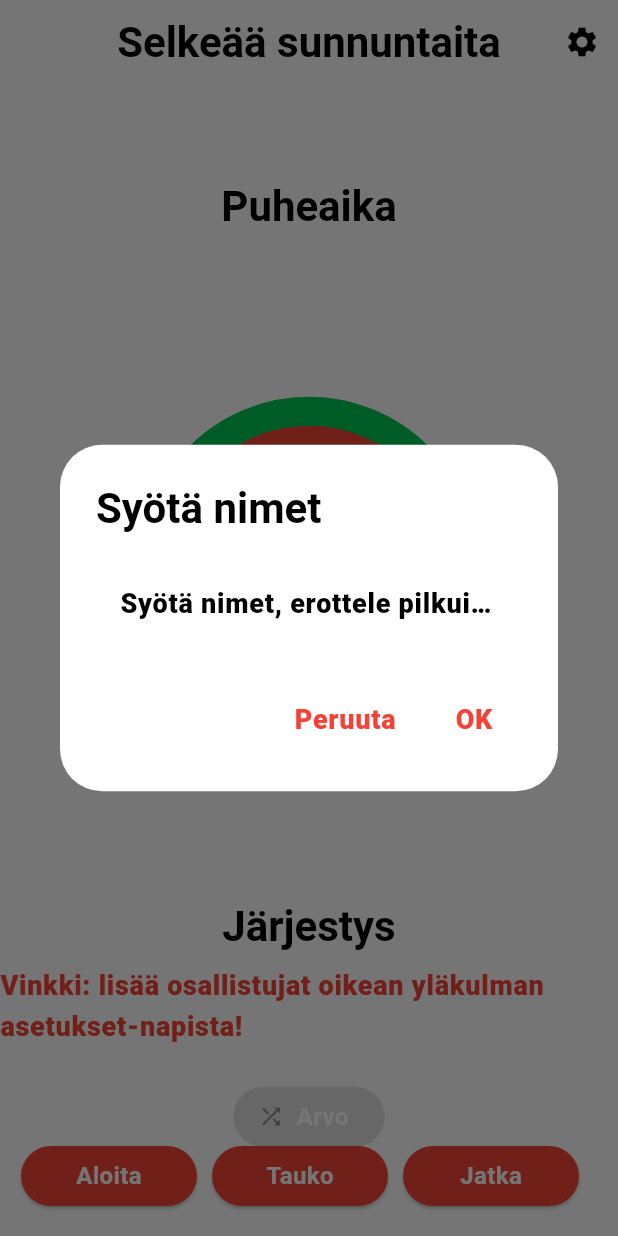
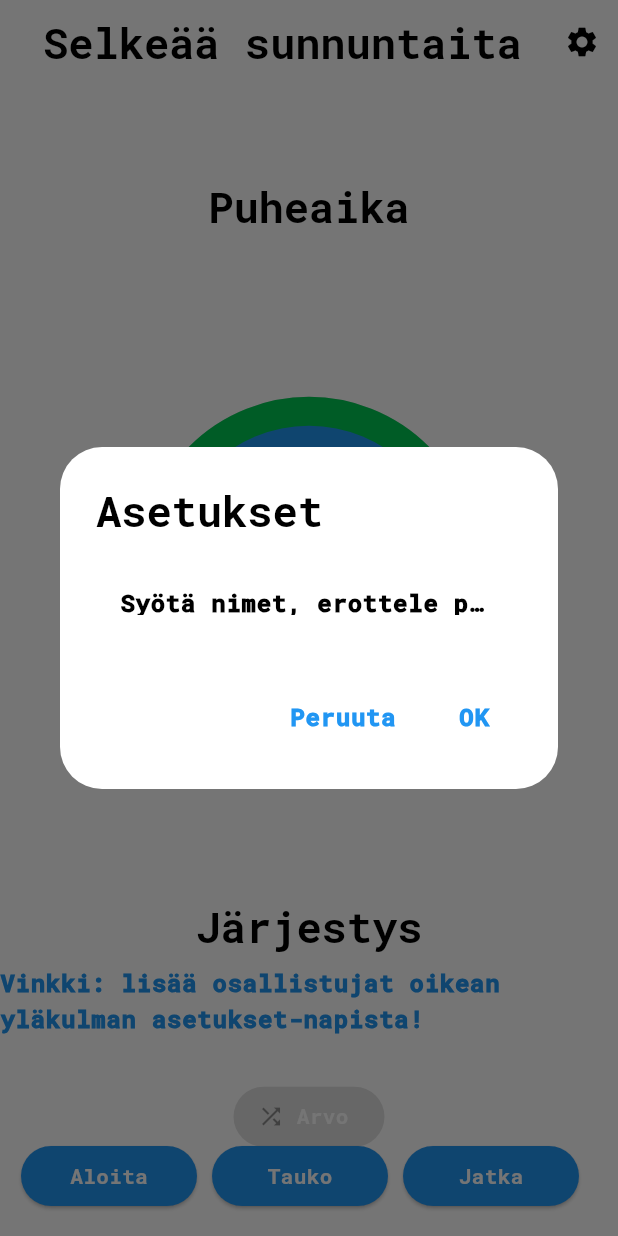
Before and after one commit to areee/flutter_participants_lottery, a Flutter app: the screen it shows after launch, after a tap on the "settings" icon, on a phone screen of 412 x 824 dp. Run offline on Flutter 3.47's test engine with Material 2 defaults, Android fonts, the light colour scheme and no system bars; drawn by our look-alikes of circular_countdown_timer; our stand-ins replace google_fonts, shared_preferences; missing offline and left inert: emoji_alert.

Commit message:
Add winter 23 theme (#46)
* Update FPL theme to 'Winter 2023'

* Fix name dialog size & hintText -> labelText

* Fix fpl theme font sizes

* Version number 1.6.0+1 -> 1.7.0+1

```diff
--- a/lib/fpl_themes.dart
+++ b/lib/fpl_themes.dart
@@ -2,36 +2,37 @@ import 'package:flutter/material.dart';
 import 'package:google_fonts/google_fonts.dart';
 
 ThemeData lightFplTheme(BuildContext context) {
-  return _lightChristmas2022Theme(context);
+  return _lightWinter2023Theme(context);
 }
 
 ThemeData darkFplTheme(BuildContext context) {
-  return _darkChristmas2022Theme(context);
+  return _darkWinter2023Theme(context);
 }
 
-/// Christmas 2022 theme for light mode.
-ThemeData _lightChristmas2022Theme(BuildContext context) {
+/// Winter 2023 theme for light mode.
+ThemeData _lightWinter2023Theme(BuildContext context) {
   return ThemeData(
     colorScheme: ColorScheme.fromSwatch(
-            primarySwatch: Colors.red, brightness: Brightness.light)
+            primarySwatch: Colors.blue, brightness: Brightness.light)
         .copyWith(secondary: Colors.greenAccent[700]),
-    textTheme: GoogleFonts.mountainsOfChristmasTextTheme(
+    textTheme: GoogleFonts.robotoMonoTextTheme(
       Theme.of(context).textTheme.copyWith(
             headline3: const TextStyle(
-              fontSize: 40.0,
+              fontSize: 38.0,
               fontWeight: FontWeight.bold,
               color: Colors.white,
             ),
             headline4: const TextStyle(
+              fontSize: 28.0,
               fontWeight: FontWeight.bold,
             ),
             bodyText1: const TextStyle(
-              fontSize: 18.0,
+              fontSize: 16.0,
               fontWeight: FontWeight.w900,
-              color: Colors.red,
+              color: Colors.blue,
             ),
             bodyText2: const TextStyle(
-              fontSize: 16.0,
+              fontSize: 14.0,
               fontWeight: FontWeight.bold,
               color: Colors.white,
             ),
@@ -41,31 +42,32 @@ ThemeData _lightChristmas2022Theme(BuildContext context) {
   );
 }
 
-/// Christmas 2022 theme for dark mode.
-ThemeData _darkChristmas2022Theme(BuildContext context) {
+/// Winter 2023 theme for dark mode.
+ThemeData _darkWinter2023Theme(BuildContext context) {
   return ThemeData(
     colorScheme: ColorScheme.fromSwatch(
-            primarySwatch: Colors.red, brightness: Brightness.dark)
+            primarySwatch: Colors.blue, brightness: Brightness.dark)
         .copyWith(secondary: Colors.greenAccent[700]),
-    textTheme: GoogleFonts.mountainsOfChristmasTextTheme(
+    textTheme: GoogleFonts.robotoMonoTextTheme(
       Theme.of(context)
           .textTheme
           .copyWith(
             headline3: const TextStyle(
-              fontSize: 40.0,
+              fontSize: 38.0,
               fontWeight: FontWeight.bold,
               color: Colors.white,
             ),
             headline4: const TextStyle(
+              fontSize: 28.0,
               fontWeight: FontWeight.bold,
             ),
             bodyText1: const TextStyle(
-              fontSize: 18.0,
+              fontSize: 16.0,
               fontWeight: FontWeight.w900,
-              color: Colors.red,
+              color: Colors.blue,
             ),
             bodyText2: const TextStyle(
-              fontSize: 16.0,
+              fontSize: 14.0,
               fontWeight: FontWeight.bold,
               color: Colors.white,
             ),
--- a/lib/home_page.dart
+++ b/lib/home_page.dart
@@ -84,18 +84,18 @@ class _HomePageState extends State<HomePage> {
         builder: (context) {
           return AlertDialog(
             title: Text(
-              'Syötä nimet',
+              'Asetukset',
               style: Theme.of(context).textTheme.headline4,
             ),
             content: SizedBox(
-              width: 300,
+              width: 350,
               child: TextField(
                 controller: _textEditingController
                   ..text =
                       _participantNamesInList.listIntoCommaSeparatedString(),
                 style: Theme.of(context).textTheme.bodyText1,
                 decoration: const InputDecoration(
-                  hintText: 'Syötä nimet, erottele pilkuilla',
+                  labelText: 'Syötä nimet, erottele pilkuilla',
                   border: OutlineInputBorder(),
                 ),
               ),
--- a/pubspec.yaml
+++ b/pubspec.yaml
@@ -3,7 +3,7 @@ description: A participants lottery app
 
 publish_to: 'none' # Remove this line if you wish to publish to pub.dev
 
-version: 1.6.0+1
+version: 1.7.0+1
 
 environment:
   sdk: '>=2.18.6 <3.0.0'
```
